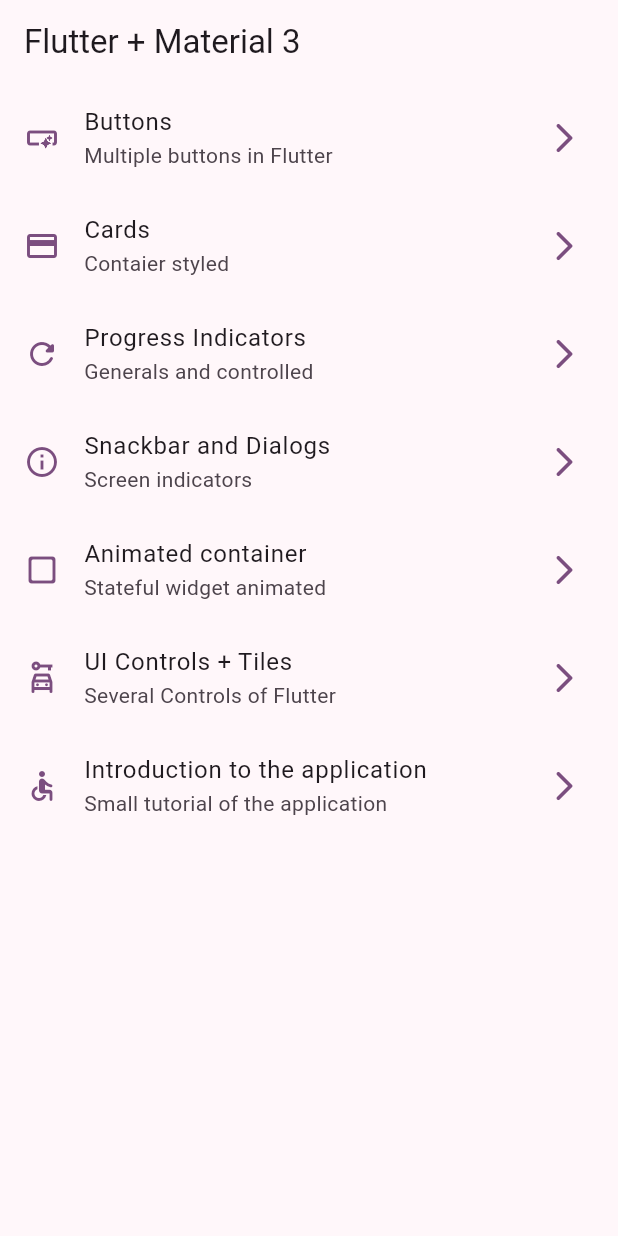
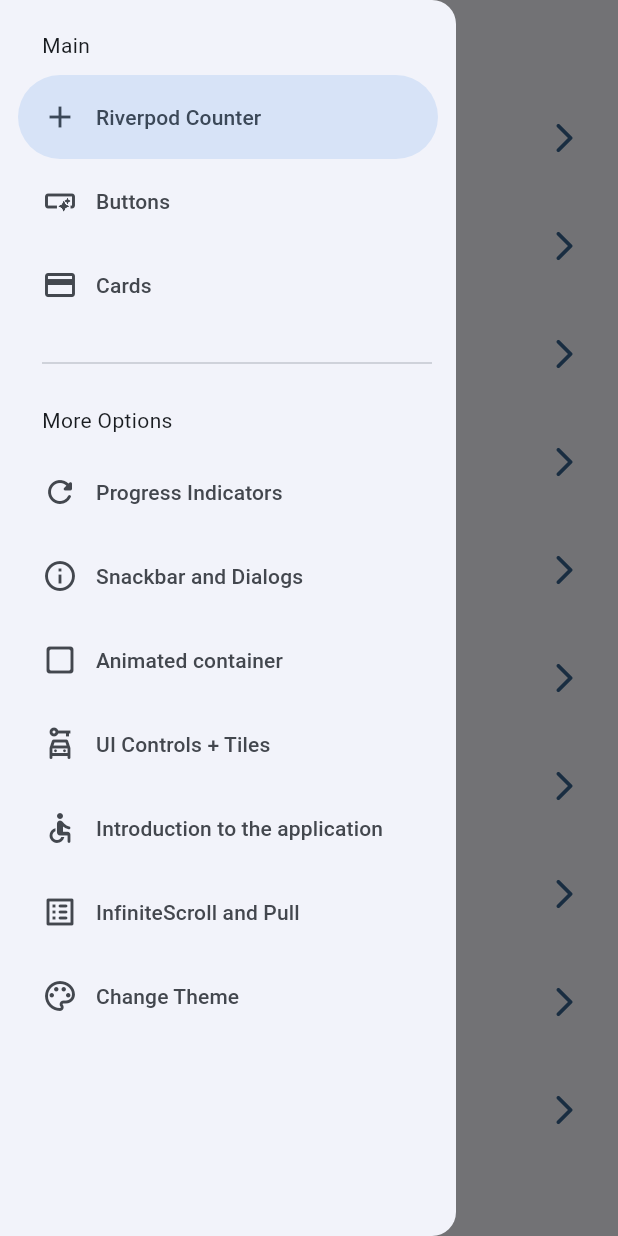
Before and after one commit to jebarcha/widges-app, a Flutter app: the screen it shows after launch, with the side drawer open (before the commit the screen has no drawer), on a phone screen of 412 x 824 dp. Run offline on Flutter 3.47's test engine with Material 2 defaults, Android fonts, the phone set to English and light mode, and no system bars; our stand-ins replace animate_do, flutter_riverpod, go_router.

Commit message:
before state norifier

```diff
--- a/lib/config/menu/menu_items.dart
+++ b/lib/config/menu/menu_items.dart
@@ -15,6 +15,13 @@ class MenuItem {
 }
 
 const appMenuItems = <MenuItem>[
+
+   MenuItem(
+      title: 'Riverpod Counter',
+      subTitle: 'Introfuction to Riverpod',
+      link: '/counter-river',
+      icon: Icons.add
+  ),
 
   MenuItem(
       title: 'Buttons',
@@ -58,12 +65,26 @@ const appMenuItems = <MenuItem>[
       icon: Icons.car_rental_outlined
   ),
 
-   MenuItem(
+  MenuItem(
       title: 'Introduction to the application',
       subTitle: 'Small tutorial of the application',
       link: '/tutorial',
       icon: Icons.accessible_rounded
   ),
 
+  MenuItem(
+      title: 'InfiniteScroll and Pull',
+      subTitle: 'infinite list and pull to refresh',
+      link: '/infinite',
+      icon: Icons.list_alt_rounded
+  ),
+
+  MenuItem(
+      title: 'Change Theme',
+      subTitle: 'Change Theme of the app',
+      link: '/theme_changer',
+      icon: Icons.color_lens_outlined
+  ),
+
 
 ];
--- a/lib/config/router/app_router.dart
+++ b/lib/config/router/app_router.dart
@@ -48,5 +48,23 @@ final appRouter = GoRouter(
       builder: (context, state) => const AppTutorialScreen(),
     ),
 
+    GoRoute(
+      path: '/infinite',
+      name: InifiniteScrollScreen.name,
+      builder: (context, state) => const InifiniteScrollScreen(),
+    ),
+
+    GoRoute(
+      path: '/counter-river',
+      name: CounterScreen.name,
+      builder: (context, state) => const CounterScreen(),
+    ),
+
+    GoRoute(
+      path: '/theme_changer',
+      name: ThemeChangerScreen.name,
+      builder: (context, state) => const ThemeChangerScreen(),
+    ),
+
   ],
 );
--- a/lib/config/theme/app_theme.dart
+++ b/lib/config/theme/app_theme.dart
@@ -15,9 +15,11 @@ const colorList = <Color>[
 class AppTheme {
 
   final int selectedColor;
+  final bool isDarkmode;
 
   AppTheme({
-    this.selectedColor = 0
+    this.selectedColor = 0,
+    this.isDarkmode = false
   }): assert( selectedColor >= 0 , 'Selected color must be greater than 0'),
       assert( selectedColor < colorList.length,
         'Selected color must be less or equal than ${colorList.length - 1}');
@@ -25,6 +27,7 @@ class AppTheme {
 
   ThemeData getTheme() => ThemeData(
     useMaterial3: true,
+    brightness: isDarkmode ? Brightness.dark : Brightness.light,
     colorSchemeSeed: colorList[ selectedColor ],
     appBarTheme: const AppBarTheme(
       centerTitle: false
--- a/lib/main.dart
+++ b/lib/main.dart
@@ -1,22 +1,33 @@
 import 'package:flutter/material.dart';
+import 'package:flutter_riverpod/flutter_riverpod.dart';
 import 'package:widgets_app/config/router/app_router.dart';
 
 import 'config/theme/app_theme.dart';
+import 'presentation/providers/theme_provider.dart';
 
 void main() {
-  runApp(const MainApp());
+  runApp(
+    const ProviderScope(
+      child: MainApp()
+    )
+    //const MainApp()
+  );
 }
 
-class MainApp extends StatelessWidget {
+class MainApp extends ConsumerWidget {
   const MainApp({super.key});
 
   @override
-  Widget build(BuildContext context) {
+  Widget build(BuildContext context, ref) {
+
+    final bool isDark = ref.watch(isDarkmodeProvider);
+    final int selectedColorIndex = ref.watch(selectedColorProvider);
+
     return MaterialApp.router(
       title: 'Flutter Widgets',
       routerConfig: appRouter,
       debugShowCheckedModeBanner: false,
-      theme: AppTheme(selectedColor: 4).getTheme(),
+      theme: AppTheme(selectedColor: selectedColorIndex, isDarkmode: isDark).getTheme(),
 
       //home: const HomeScreen(),
       // routes: {
--- /dev/null
+++ b/lib/presentation/providers/counter_provider.dart
@@ -0,0 +1,5 @@
+
+
+import 'package:flutter_riverpod/flutter_riverpod.dart';
+
+final counterProvider = StateProvider((ref) => 5);
--- /dev/null
+++ b/lib/presentation/providers/theme_provider.dart
@@ -0,0 +1,12 @@
+import 'package:flutter_riverpod/flutter_riverpod.dart';
+
+import '../../config/theme/app_theme.dart';
+
+// List of colors immutable
+final colorListProvider = Provider((ref) => colorList);
+
+// a simple boolean
+final isDarkmodeProvider = StateProvider((ref) => false);
+
+
+final selectedColorProvider = StateProvider((ref) => 0);
--- a/lib/presentation/screens/home/home_screen.dart
+++ b/lib/presentation/screens/home/home_screen.dart
@@ -1,9 +1,7 @@
 import 'package:flutter/material.dart';
 import 'package:go_router/go_router.dart';
 import 'package:widgets_app/config/menu/menu_items.dart';
-import 'package:widgets_app/presentation/screens/cards/cards_screen.dart';
-
-import '../buttons/buttons_screen.dart';
+import '../../widgets/side_menu.dart';
 
 
 class HomeScreen extends StatelessWidget {
@@ -14,12 +12,17 @@ class HomeScreen extends StatelessWidget {
 
   @override
   Widget build(BuildContext context) {
+
+    final scaffoldKey = GlobalKey<ScaffoldState>();
+
     return Scaffold(
+      key: scaffoldKey,
       appBar: AppBar(
         title: const Text('Flutter + Material 3'),
         //centerTitle: false,
       ),
       body: const _HomeView(),
+      drawer: SideMenu( scaffoldKey: scaffoldKey),
     );
   }
 }
--- a/lib/presentation/screens/screens.dart
+++ b/lib/presentation/screens/screens.dart
@@ -1,11 +1,16 @@
+
+
+
 
 
 export 'package:widgets_app/presentation/screens/animated/animated_screen.dart';
 export 'package:widgets_app/presentation/screens/app_tutorial/app_tutorial_screen.dart';
 export 'package:widgets_app/presentation/screens/buttons/buttons_screen.dart';
 export 'package:widgets_app/presentation/screens/cards/cards_screen.dart';
+export 'package:widgets_app/presentation/screens/counter/counter_screen.dart';
 export 'package:widgets_app/presentation/screens/home/home_screen.dart';
 export 'package:widgets_app/presentation/screens/infinite_scroll/infinite_scroll_screen.dart';
 export 'package:widgets_app/presentation/screens/progress/progress_screen.dart';
 export 'package:widgets_app/presentation/screens/snackbar/snackbar_screen.dart';
+export 'package:widgets_app/presentation/screens/theme_changer/theme_changer_screen.dart';
 export 'package:widgets_app/presentation/screens/ui_controls/ui_controls_screen.dart';
--- /dev/null
+++ b/lib/presentation/widgets/side_menu.dart
@@ -0,0 +1,80 @@
+import 'package:flutter/material.dart';
+import 'package:go_router/go_router.dart';
+import 'package:widgets_app/config/menu/menu_items.dart';
+
+class SideMenu extends StatefulWidget {
+
+  final GlobalKey<ScaffoldState> scaffoldKey;
+
+  const SideMenu({
+    super.key,
+    required this.scaffoldKey
+  });
+
+  @override
+  State<SideMenu> createState() => _SideMenuState();
+}
+
+class _SideMenuState extends State<SideMenu> {
+
+  int navDrawerIndex = 0;
+
+  @override
+  Widget build(BuildContext context) {
+
+    final hasNotch = MediaQuery.of(context).viewPadding.top > 35;
+
+
+    return NavigationDrawer(
+      selectedIndex: navDrawerIndex,
+      onDestinationSelected: (value) {
+
+        setState(() {
+          navDrawerIndex = value;
+        });
+
+        final menuItem = appMenuItems[value];
+        context.push(menuItem.link);
+        widget.scaffoldKey.currentState?.closeDrawer();
+
+      },
+      children: [
+        Padding(
+          padding: EdgeInsets.fromLTRB(28, hasNotch ? 0 : 20, 16, 10),
+          child: const Text('Main'),
+        ),
+
+        ...appMenuItems
+          .sublist(0,3)
+          .map((item) => NavigationDrawerDestination(
+            icon: Icon(item.icon),
+            label: Text(item.title),
+
+        )),
+
+        const Padding(
+          padding: EdgeInsets.fromLTRB(28, 16, 16, 10),
+          child: Divider(),
+        ),
+
+
+        const Padding(
+          padding: EdgeInsets.fromLTRB(28, 10, 16, 10),
+          child: Text('More Options'),
+        ),
+
+
+        ...appMenuItems
+          .sublist(3)
+          .map((item) => NavigationDrawerDestination(
+            icon: Icon(item.icon),
+            label: Text(item.title),
+
+        )),
+
+
+
+      ]
+    );
+  }
+}
--- a/pubspec.yaml
+++ b/pubspec.yaml
@@ -10,6 +10,7 @@ dependencies:
   animate_do: ^3.0.2
   flutter:
     sdk: flutter
+  flutter_riverpod: ^2.3.6
   go_router: ^7.1.1
 
 dev_dependencies:
```
Also changed, not shown: lib/presentation/screens/counter/counter_screen.dart (added, +49 -0 lines), lib/presentation/screens/infinite_scroll/infinite_scroll_screen.dart (+129 -2 lines), lib/presentation/screens/theme_changer/theme_changer_screen.dart (added, +63 -0 lines), pubspec.lock.
